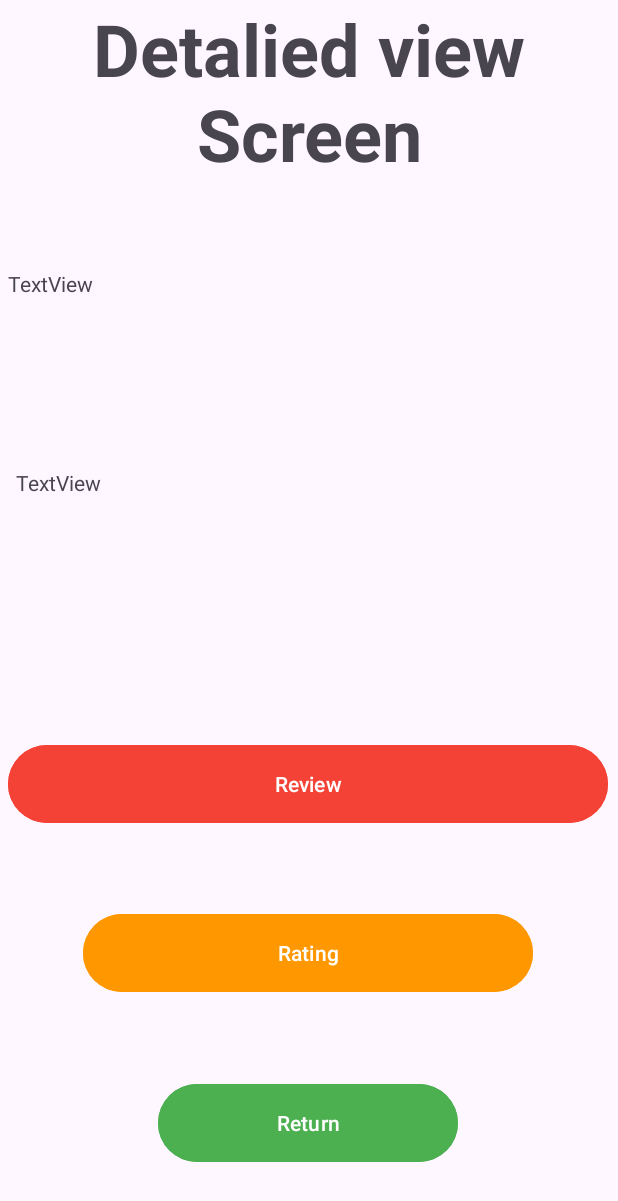
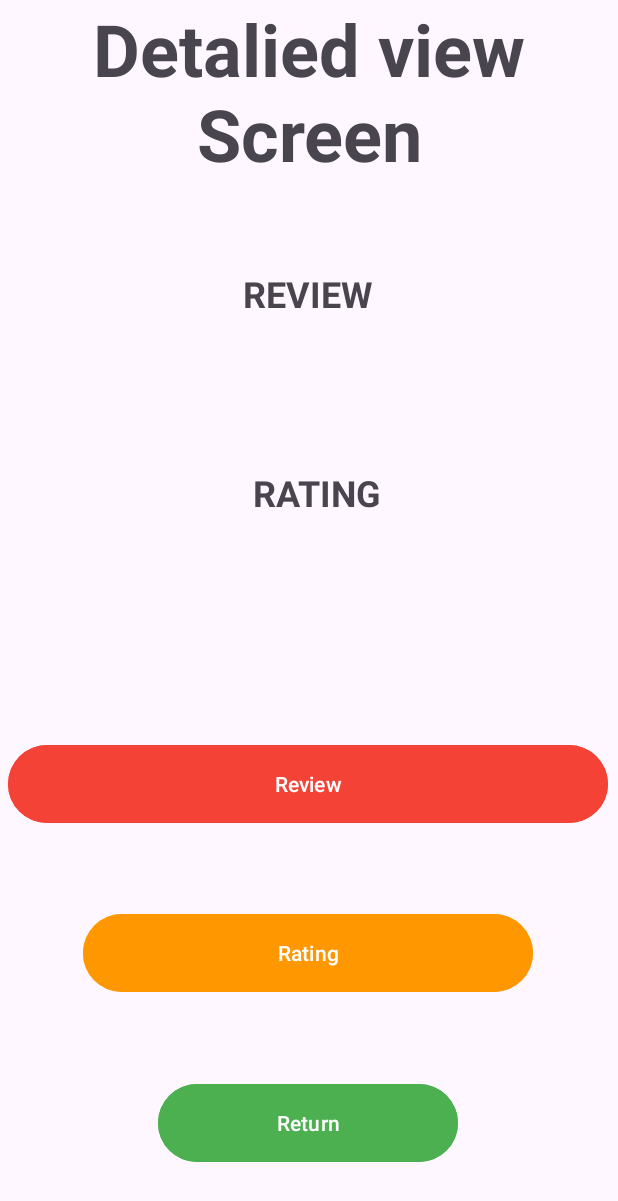
Before and after one commit to Eldies45/Practicum, an Android app: the MainActivity2 screen opened directly, with no data from a screen before it, on a phone screen of 412 x 824 dp. Shown: the top 1201 px of the screen. Run offline under Robolectric (Android 15) with nearby library versions, the phone set to English and light mode, and no system bars.

Commit message:
Practicum app

```diff
--- a/app/src/main/res/layout/activity_main2.xml
+++ b/app/src/main/res/layout/activity_main2.xml
@@ -65,7 +65,10 @@
         android:id="@+id/textView4"
         android:layout_width="400dp"
         android:layout_height="100dp"
-        android:text="TextView"
+        android:text="REVIEW"
+        android:textAlignment="center"
+        android:textSize="24sp"
+        android:textStyle="bold"
         app:layout_constraintBottom_toBottomOf="parent"
         app:layout_constraintEnd_toEndOf="parent"
         app:layout_constraintHorizontal_bias="0.454"
@@ -78,7 +81,10 @@
         android:layout_width="400dp"
         android:layout_height="100dp"
         android:backgroundTint="#F44336"
-        android:text="TextView"
+        android:text="RATING"
+        android:textAlignment="center"
+        android:textSize="24sp"
+        android:textStyle="bold"
         app:layout_constraintBottom_toBottomOf="parent"
         app:layout_constraintEnd_toEndOf="parent"
         app:layout_constraintHorizontal_bias="0.909"
```
